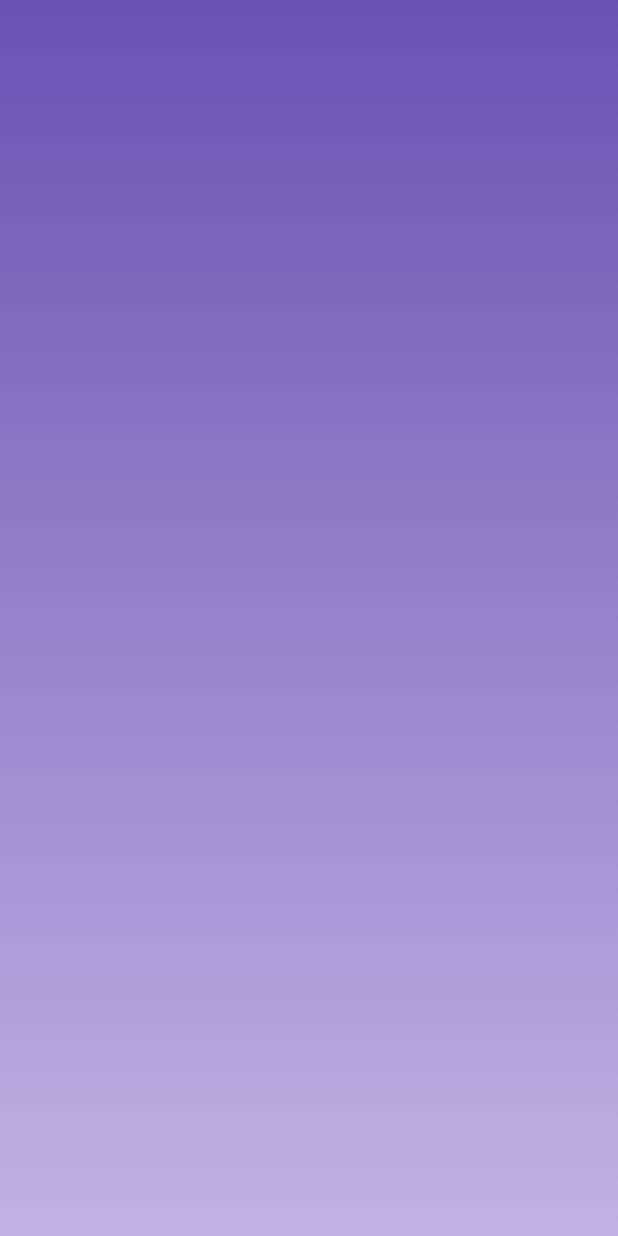
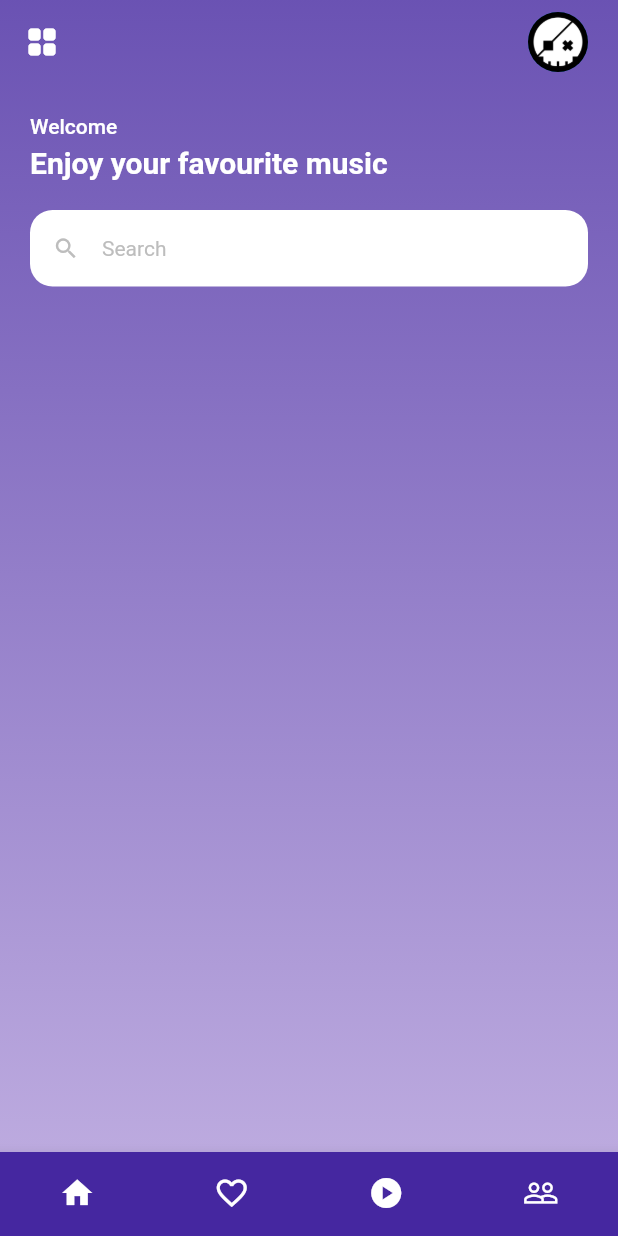
Before and after one commit to jerinzech/music_app, a Flutter app: the screen it shows after launch, on a phone screen of 412 x 824 dp. Run offline on Flutter 3.47's test engine with Material 2 defaults, Android fonts, the light colour scheme and no system bars; our stand-ins replace get.

Commit message:
added some UI elements

```diff
--- a/lib/screens/home_screen.dart
+++ b/lib/screens/home_screen.dart
@@ -17,12 +17,113 @@ class HomeScreen extends StatelessWidget {
       ),
       child: Scaffold(
         backgroundColor: Colors.transparent,
-        appBar: AppBar(
-          backgroundColor: Colors.transparent,
-          elevation: 0,
+        appBar: const _CustomAppBar(),
+        bottomNavigationBar: const _CustomNavBar(),
+        body: SingleChildScrollView(
+          child: Column(
+            children: [
+              const _DIscoverMusic(),
+            ],
+          ),
         ),
-        body: Container(),
       ),
     );
   }
 }
+
+class _DIscoverMusic extends StatelessWidget {
+  const _DIscoverMusic({
+    Key? key,
+  }) : super(key: key);
+
+  @override
+  Widget build(BuildContext context) {
+    return Padding(
+      padding: const EdgeInsets.all(20.0),
+      child: Column(
+        // mainAxisAlignment: MainAxisAlignment.start,
+        crossAxisAlignment: CrossAxisAlignment.start,
+        children: [
+          Text("Welcome", style: Theme.of(context).textTheme.bodyLarge),
+          const SizedBox(height: 5.0),
+          Text(
+            "Enjoy your favourite music",
+            style: Theme.of(context)
+                .textTheme
+                .headline6!
+                .copyWith(fontWeight: FontWeight.bold),
+          ),
+          const SizedBox(height: 20),
+          TextField(
+            decoration: InputDecoration(
+                filled: true,
+                fillColor: Colors.white,
+                isDense: true,
+                hintText: 'Search',
+                hintStyle: Theme.of(context)
+                    .textTheme
+                    .bodyMedium!
+                    .copyWith(color: Colors.grey.shade400),
+                prefixIcon: Icon(Icons.search, color: Colors.grey.shade400),
+                border: OutlineInputBorder(
+                  borderRadius: BorderRadius.circular(15.0),
+                  borderSide: BorderSide.none,
+                )),
+          )
+        ],
+      ),
+    );
+  }
+}
+
+class _CustomNavBar extends StatelessWidget {
+  const _CustomNavBar({
+    Key? key,
+  }) : super(key: key);
+
+  @override
+  Widget build(BuildContext context) {
+    return BottomNavigationBar(
+        type: BottomNavigationBarType.fixed,
+        backgroundColor: Colors.deepPurple.shade800,
+        selectedItemColor: Colors.white,
+        unselectedItemColor: Colors.white,
+        showSelectedLabels: false,
+        showUnselectedLabels: false,
+        items: const [
+          BottomNavigationBarItem(icon: Icon(Icons.home), label: "Home"),
+          BottomNavigationBarItem(
+              icon: Icon(Icons.favorite_border), label: "Favorite"),
+          BottomNavigationBarItem(icon: Icon(Icons.play_circle), label: "Play"),
+          BottomNavigationBarItem(
+              icon: Icon(Icons.people_outline), label: "Profile"),
+        ]);
+  }
+}
+
+class _CustomAppBar extends StatelessWidget with PreferredSizeWidget {
+  const _CustomAppBar({
+    Key? key,
+  }) : super(key: key);
+
+  @override
+  Widget build(BuildContext context) {
+    return AppBar(
+      backgroundColor: Colors.transparent,
+      elevation: 0,
+      leading: const Icon(Icons.grid_view_rounded),
+      actions: [
+        Container(
+          margin: const EdgeInsets.only(right: 20.0),
+          child: const CircleAvatar(
+            backgroundImage: AssetImage('lib/assets/images/skull.jpg'),
+          ),
+        )
+      ],
+    );
+  }
+
+  @override
+  // TODO: implement preferredSize
+  Size get preferredSize => const Size.fromHeight(56.0);
+}
```
Also changed, not shown: pubspec.yaml (+7 -3 lines), lib/assets/images/avatar.jpg (added), lib/assets/images/avatar2.jpeg (added), lib/assets/images/skull.jpg (added).
